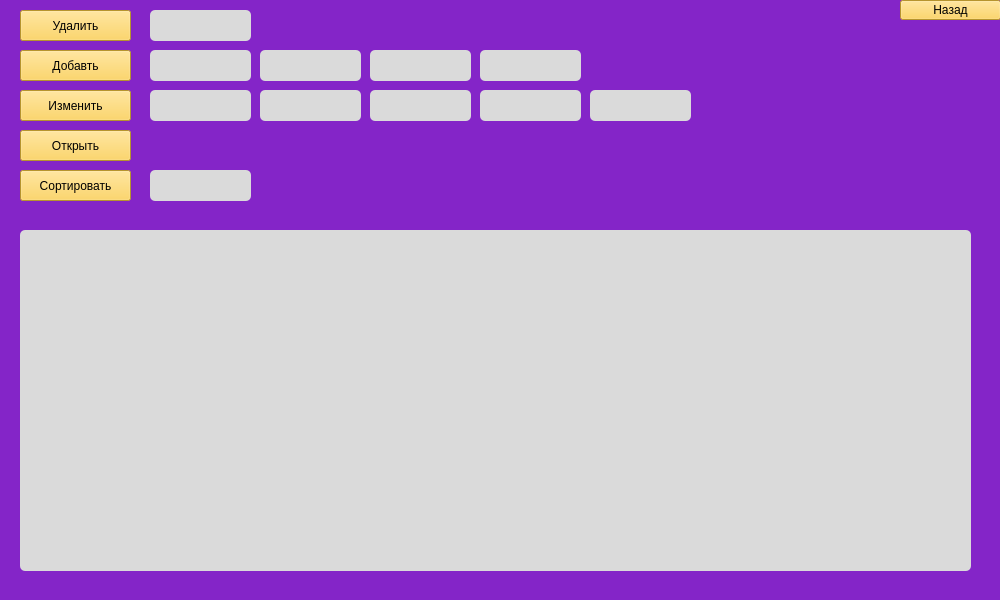
Above: основа/InspectionsMain.ui from veleus/opiweqbhfgb before the change. Below: the same form after it.
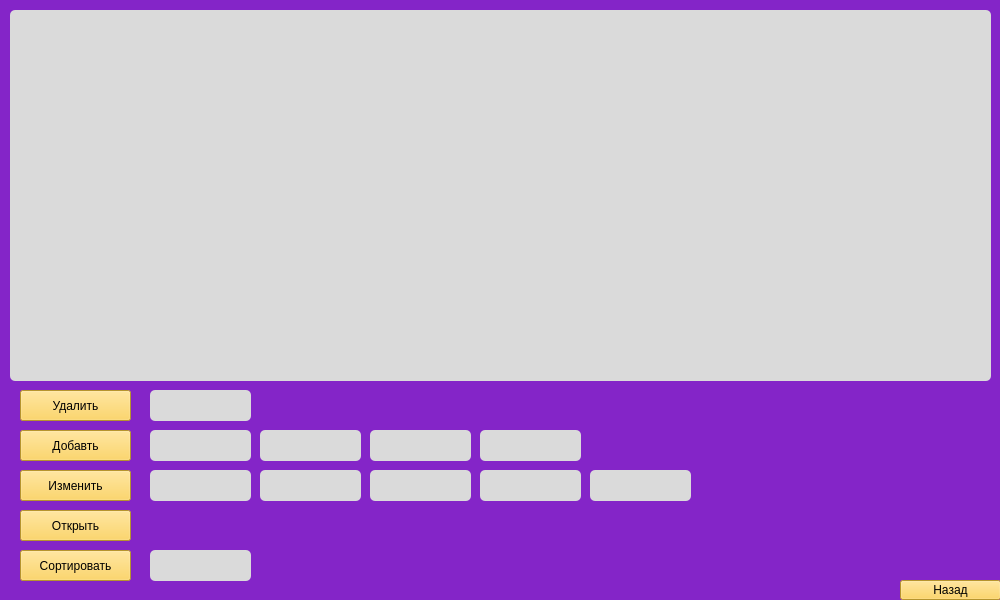
That is the form after the change.

What changed in the file:
```diff
--- a/основа/InspectionsMain.ui
+++ b/основа/InspectionsMain.ui
@@ -47,10 +47,10 @@
    <widget class="QTableWidget" name="tableWidget">
     <property name="geometry">
      <rect>
-      <x>20</x>
-      <y>230</y>
-      <width>951</width>
-      <height>341</height>
+      <x>10</x>
+      <y>10</y>
+      <width>981</width>
+      <height>371</height>
      </rect>
     </property>
     <property name="styleSheet">
@@ -65,7 +65,7 @@
     <property name="geometry">
      <rect>
       <x>20</x>
-      <y>10</y>
+      <y>390</y>
       <width>111</width>
       <height>31</height>
      </rect>
@@ -82,7 +82,7 @@
     <property name="geometry">
      <rect>
       <x>20</x>
-      <y>50</y>
+      <y>430</y>
       <width>111</width>
       <height>31</height>
      </rect>
@@ -99,7 +99,7 @@
     <property name="geometry">
      <rect>
       <x>20</x>
-      <y>90</y>
+      <y>470</y>
       <width>111</width>
       <height>31</height>
      </rect>
@@ -116,7 +116,7 @@
     <property name="geometry">
      <rect>
       <x>20</x>
-      <y>130</y>
+      <y>510</y>
       <width>111</width>
       <height>31</height>
      </rect>
@@ -133,7 +133,7 @@
     <property name="geometry">
      <rect>
       <x>20</x>
-      <y>170</y>
+      <y>550</y>
       <width>111</width>
       <height>31</height>
      </rect>
@@ -150,7 +150,7 @@
     <property name="geometry">
      <rect>
       <x>900</x>
-      <y>0</y>
+      <y>580</y>
       <width>101</width>
       <height>20</height>
      </rect>
@@ -167,7 +167,7 @@
     <property name="geometry">
      <rect>
       <x>150</x>
-      <y>10</y>
+      <y>390</y>
       <width>101</width>
       <height>31</height>
      </rect>
@@ -181,7 +181,7 @@
     <property name="geometry">
      <rect>
       <x>150</x>
-      <y>50</y>
+      <y>430</y>
       <width>101</width>
       <height>31</height>
      </rect>
@@ -195,7 +195,7 @@
     <property name="geometry">
      <rect>
       <x>260</x>
-      <y>50</y>
+      <y>430</y>
       <width>101</width>
       <height>31</height>
      </rect>
@@ -209,7 +209,7 @@
     <property name="geometry">
      <rect>
       <x>370</x>
-      <y>50</y>
+      <y>430</y>
       <width>101</width>
       <height>31</height>
      </rect>
@@ -223,7 +223,7 @@
     <property name="geometry">
      <rect>
       <x>480</x>
-      <y>50</y>
+      <y>430</y>
       <width>101</width>
       <height>31</height>
      </rect>
@@ -237,7 +237,7 @@
     <property name="geometry">
      <rect>
       <x>590</x>
-      <y>90</y>
+      <y>470</y>
       <width>101</width>
       <height>31</height>
      </rect>
@@ -251,7 +251,7 @@
     <property name="geometry">
      <rect>
       <x>260</x>
-      <y>90</y>
+      <y>470</y>
       <width>101</width>
       <height>31</height>
      </rect>
@@ -265,7 +265,7 @@
     <property name="geometry">
      <rect>
       <x>370</x>
-      <y>90</y>
+      <y>470</y>
       <width>101</width>
       <height>31</height>
      </rect>
@@ -279,7 +279,7 @@
     <property name="geometry">
      <rect>
       <x>480</x>
-      <y>90</y>
+      <y>470</y>
       <width>101</width>
       <height>31</height>
      </rect>
@@ -293,7 +293,7 @@
     <property name="geometry">
      <rect>
       <x>150</x>
-      <y>90</y>
+      <y>470</y>
       <width>101</width>
       <height>31</height>
      </rect>
@@ -307,7 +307,7 @@
     <property name="geometry">
      <rect>
       <x>150</x>
-      <y>170</y>
+      <y>550</y>
       <width>101</width>
       <height>31</height>
      </rect>
```
